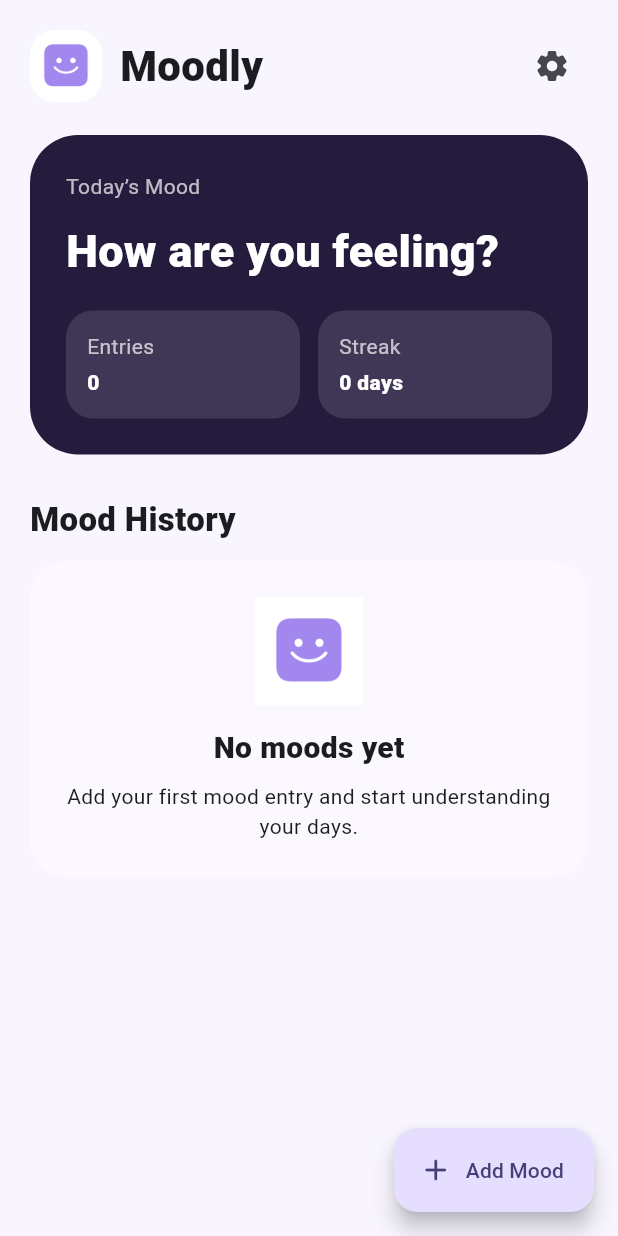
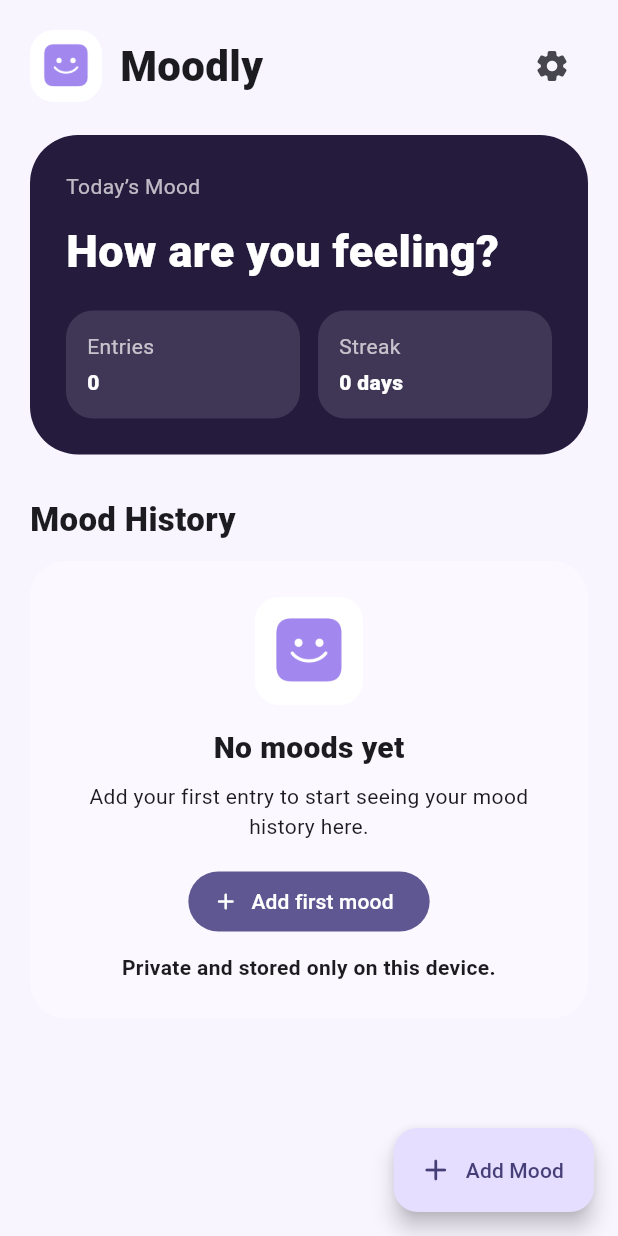
Before and after one commit to 9228262828/moodly, a Flutter app: the screen it shows after launch, after a tap on "Start Tracking", on a phone screen of 412 x 824 dp. Run offline on Flutter 3.47's test engine with Material 3 defaults, Android fonts, the phone set to English and light mode, and no system bars; our stand-ins replace shared_preferences.

Commit message:
Polish Moodly release content and local UX

```diff
--- a/lib/main.dart
+++ b/lib/main.dart
@@ -12,6 +12,54 @@ const _dark = Color(0xFF241B3D);
 const _bg = Color(0xFFF8F5FF);
 const _storageKey = 'moodly_entries';
 const _darkModeKey = 'moodly_dark_mode';
+
+const _privacyPolicyText = '''
+Last updated: June 24, 2026
+
+Moodly is a simple, local-only mood tracking app.
+
+What Moodly stores
+Moodly stores the mood entries you create, including the selected mood, emoji, optional note, entry date, and app settings such as dark mode.
+
+Where your data stays
+Your data is saved only on your device using local app storage. Moodly does not require an account, does not use a backend server, does not use Firebase, does not show ads, does not use analytics, does not send notifications, and does not send your mood entries or notes to anyone.
+
+Deleting your data
+You can delete individual mood entries in the app. You can also remove all stored Moodly data by clearing the app data in your device settings or uninstalling the app.
+
+Third parties
+Moodly does not sell, rent, share, or transfer your personal data to third parties.
+
+Children's privacy
+Moodly is intended for personal journaling and mood tracking. If you are a parent or guardian and want data removed, delete the entries, clear the app data, or uninstall the app from the device.
+
+Contact
+If you have questions about this policy, contact the app developer through the store listing or project page where you downloaded Moodly.
+''';
+
+const _termsText = '''
+Last updated: June 24, 2026
+
+By using Moodly, you agree to these terms.
+
+Local personal tool
+Moodly is provided as a simple personal mood tracking tool. The app keeps entries local to your device and does not provide accounts, cloud sync, backup, analytics, ads, notifications, or backend services.
+
+Not medical advice
+Moodly is not medical advice, mental health treatment, diagnosis, crisis support, or therapy. If you need medical or mental health support, contact a qualified professional. If you are in immediate danger or crisis, contact local emergency services.
+
+Your responsibility
+You are responsible for how you use the app and for the information you choose to enter. Keep your device secure if your entries are private or sensitive.
+
+Data loss
+Because Moodly is local-only, entries may be lost if you delete entries, clear app data, uninstall the app, reset your device, or lose access to your device.
+
+Availability and changes
+Moodly is provided as-is. The app may be changed, improved, or discontinued without notice.
+
+Limitation of liability
+To the fullest extent allowed by law, the developer is not responsible for losses or damages arising from your use of Moodly.
+''';
 
 class MoodlyApp extends StatefulWidget {
   const MoodlyApp({super.key});
@@ -107,6 +155,73 @@ const moodOptions = [
   MoodOption('Terrible', '😢', Color(0xFFEF4444)),
 ];
 
+class _MoodlyLogo extends StatelessWidget {
+  final double size;
+  final bool framed;
+
+  const _MoodlyLogo({
+    required this.size,
+    this.framed = false,
+  });
+
+  @override
+  Widget build(BuildContext context) {
+    final logo = ClipRRect(
+      borderRadius: BorderRadius.circular(size * .22),
+      child: Image.asset(
+        'assets/logo.png',
+        width: size,
+        height: size,
+        fit: BoxFit.contain,
+        errorBuilder: (_, __, ___) => _LogoFallback(size: size),
+      ),
+    );
+
+    if (!framed) {
+      return SizedBox.square(dimension: size, child: logo);
+    }
+
+    return Container(
+      padding: EdgeInsets.all(size * .16),
+      decoration: BoxDecoration(
+        color: Colors.white,
+        borderRadius: BorderRadius.circular(size * .28),
+        boxShadow: [
+          BoxShadow(
+            color: _primary.withOpacity(.18),
+            blurRadius: 30,
+            offset: const Offset(0, 18),
+          ),
+        ],
+      ),
+      child: logo,
+    );
+  }
+}
+
+class _LogoFallback extends StatelessWidget {
+  final double size;
+
+  const _LogoFallback({required this.size});
+
+  @override
+  Widget build(BuildContext context) {
+    return Container(
+      width: size,
+      height: size,
+      decoration: BoxDecoration(
+        color: _primary.withOpacity(.14),
+        borderRadius: BorderRadius.circular(size * .22),
+      ),
+      child: Icon(
+        Icons.mood_rounded,
+        color: _primary,
+        size: size * .56,
+      ),
+    );
+  }
+}
+
 class SplashScreen extends StatelessWidget {
   final bool darkMode;
   final ValueChanged<bool> onDarkModeChanged;
@@ -122,31 +237,29 @@ class SplashScreen extends StatelessWidget {
     return Scaffold(
       backgroundColor: _bg,
       body: SafeArea(
-        child: Padding(
-          padding: const EdgeInsets.all(28),
+        child: LayoutBuilder(
+          builder: (context, constraints) {
+            final compact = constraints.maxHeight < 620;
+            final padding = compact ? 20.0 : 28.0;
+            final minHeight = constraints.maxHeight > padding * 2
+                ? constraints.maxHeight - (padding * 2)
+                : 0.0;
+
+            return SingleChildScrollView(
+              padding: EdgeInsets.all(padding),
+              child: ConstrainedBox(
+                constraints: BoxConstraints(minHeight: minHeight),
                 child: Column(
+                  mainAxisAlignment: MainAxisAlignment.spaceBetween,
                   children: [
-              const Spacer(),
-              Container(
-                padding: const EdgeInsets.all(24),
-                decoration: BoxDecoration(
-                  color: Colors.white,
-                  borderRadius: BorderRadius.circular(38),
-                  boxShadow: [
-                    BoxShadow(
-                      color: _primary.withOpacity(.18),
-                      blurRadius: 30,
-                      offset: const Offset(0, 18),
+                    SizedBox(height: compact ? 4 : 20),
+                    Column(
+                      children: [
+                        _MoodlyLogo(
+                          size: compact ? 108 : 145,
+                          framed: true,
                         ),
-                  ],
-                ),
-                child: Image.asset(
-                  'assets/logo.png',
-                  width: 145,
-                  height: 145,
-                ),
-              ),
-              const SizedBox(height: 30),
+                        SizedBox(height: compact ? 22 : 30),
                         const Text(
                           'Moodly',
                           style: TextStyle(
@@ -165,8 +278,11 @@ class SplashScreen extends StatelessWidget {
                             fontWeight: FontWeight.w600,
                           ),
                         ),
-              const Spacer(),
-              SizedBox(
+                      ],
+                    ),
+                    Padding(
+                      padding: EdgeInsets.only(top: compact ? 24 : 36),
+                      child: SizedBox(
                         width: double.infinity,
                         height: 56,
                         child: FilledButton(
@@ -184,8 +300,12 @@ class SplashScreen extends StatelessWidget {
                           child: const Text('Start Tracking'),
                         ),
                       ),
+                    ),
                   ],
                 ),
+              ),
+            );
+          },
         ),
       ),
     );
@@ -294,27 +414,54 @@ class _HomeScreenState extends State<HomeScreen> {
     }
   }
 
+  Future<bool> confirmDelete(MoodEntry mood) async {
+    final confirmed = await showDialog<bool>(
+      context: context,
+      builder: (context) {
+        return AlertDialog(
+          title: const Text('Delete this mood?'),
+          content: Text(
+            'This will remove your ${mood.mood.toLowerCase()} entry from '
+            '${_formatDate(mood.date)}. You can undo right after deleting.',
+          ),
+          actions: [
+            TextButton(
+              onPressed: () => Navigator.pop(context, false),
+              child: const Text('Cancel'),
+            ),
+            FilledButton(
+              onPressed: () => Navigator.pop(context, true),
+              child: const Text('Delete'),
+            ),
+          ],
+        );
+      },
+    );
+
+    return confirmed ?? false;
+  }
+
   Future<void> deleteEntry(int index) async {
     final removed = entries[index];
     setState(() => entries.removeAt(index));
     await saveEntries();
 
     if (!mounted) return;
-    ScaffoldMessenger.of(context).showSnackBar(
-      SnackBar(
+    ScaffoldMessenger.of(context)
+      ..hideCurrentSnackBar()
+      ..showSnackBar(SnackBar(
         content: const Text('Mood entry deleted'),
         action: SnackBarAction(
           label: 'Undo',
           onPressed: () {
             setState(() {
-              entries.insert(index, removed);
+              entries.insert(index.clamp(0, entries.length).toInt(), removed);
               entries.sort((a, b) => b.date.compareTo(a.date));
             });
             saveEntries();
           },
         ),
-      ),
-    );
+      ));
   }
 
   @override
@@ -335,11 +482,7 @@ class _HomeScreenState extends State<HomeScreen> {
               children: [
                 ClipRRect(
                   borderRadius: BorderRadius.circular(16),
-                  child: Image.asset(
-                    'assets/logo.png',
-                    width: 48,
-                    height: 48,
-                  ),
+                  child: const _MoodlyLogo(size: 48),
                 ),
                 const SizedBox(width: 12),
                 const Expanded(
@@ -422,7 +565,7 @@ class _HomeScreenState extends State<HomeScreen> {
                 ),
                 child: Column(
                   children: [
-                    Image.asset('assets/logo.png', width: 72, height: 72),
+                    const _MoodlyLogo(size: 72),
                     const SizedBox(height: 14),
                     const Text(
                       'No moods yet',
@@ -430,8 +573,23 @@ class _HomeScreenState extends State<HomeScreen> {
                     ),
                     const SizedBox(height: 8),
                     const Text(
-                      'Add your first mood entry and start understanding your days.',
+                      'Add your first entry to start seeing your mood history here.',
                       textAlign: TextAlign.center,
+                    ),
+                    const SizedBox(height: 16),
+                    FilledButton.icon(
+                      onPressed: openAddMood,
+                      icon: const Icon(Icons.add_rounded),
+                      label: const Text('Add first mood'),
+                    ),
+                    const SizedBox(height: 10),
+                    Text(
+                      'Private and stored only on this device.',
+                      textAlign: TextAlign.center,
+                      style: TextStyle(
+                        color: Theme.of(context).textTheme.bodySmall?.color,
+                        fontWeight: FontWeight.w600,
+                      ),
                     ),
                   ],
                 ),
@@ -442,8 +600,11 @@ class _HomeScreenState extends State<HomeScreen> {
                 final mood = entry.value;
 
                 return Dismissible(
-                  key: ValueKey('${mood.date}-${mood.mood}-$index'),
+                  key: ValueKey(
+                    '${mood.date.toIso8601String()}-${mood.mood}-${mood.note}',
+                  ),
                   direction: DismissDirection.endToStart,
+                  confirmDismiss: (_) => confirmDelete(mood),
                   background: Container(
                     alignment: Alignment.centerRight,
                     padding: const EdgeInsets.only(right: 22),
@@ -521,6 +682,8 @@ class _StatBox extends StatelessWidget {
             const SizedBox(height: 4),
             Text(
               value,
+              maxLines: 1,
+              overflow: TextOverflow.ellipsis,
               style: const TextStyle(
                 color: Colors.white,
                 fontWeight: FontWeight.w900,
@@ -661,7 +824,7 @@ class SettingsScreen extends StatelessWidget {
             ),
             child: Row(
               children: [
-                Image.asset('assets/logo.png', width: 70, height: 70),
+                const _MoodlyLogo(size: 64),
                 const SizedBox(width: 16),
                 const Expanded(
                   child: Text(
@@ -722,8 +885,7 @@ class PrivacyPolicyScreen extends StatelessWidget {
   Widget build(BuildContext context) {
     return const TextPage(
       title: 'Privacy Policy',
-      text:
-      'Moodly is a simple mood tracking app. Your mood entries, notes, dates, and app settings are stored locally on your device using local storage. Moodly does not require login, does not use a backend server, does not use Firebase, does not show ads, does not use analytics, and does not share data with third parties. You can delete stored data by deleting entries, clearing app data, or uninstalling the app.',
+      text: _privacyPolicyText,
     );
   }
 }
@@ -735,8 +897,7 @@ class TermsScreen extends StatelessWidget {
   Widget build(BuildContext context) {
     return const TextPage(
       title: 'Terms & Conditions',
-      text:
-      'Moodly is provided as a simple personal mood tracking tool. The app is not medical advice, mental health treatment, diagnosis, or therapy. You are responsible for how you use the app and for any information you choose to enter. If you need medical or mental health support, contact a qualified professional or local emergency service.',
+      text: _termsText,
     );
   }
 }
--- a/pubspec.yaml
+++ b/pubspec.yaml
@@ -34,6 +34,7 @@ dependencies:
   # The following adds the Cupertino Icons font to your application.
   # Use with the CupertinoIcons class for iOS style icons.
   cupertino_icons: ^1.0.8
+  shared_preferences: ^2.5.5
 
 dev_dependencies:
   flutter_test:
```
Also changed, not shown: 4 other files. Lines whose indentation alone changed are shown as unchanged.
